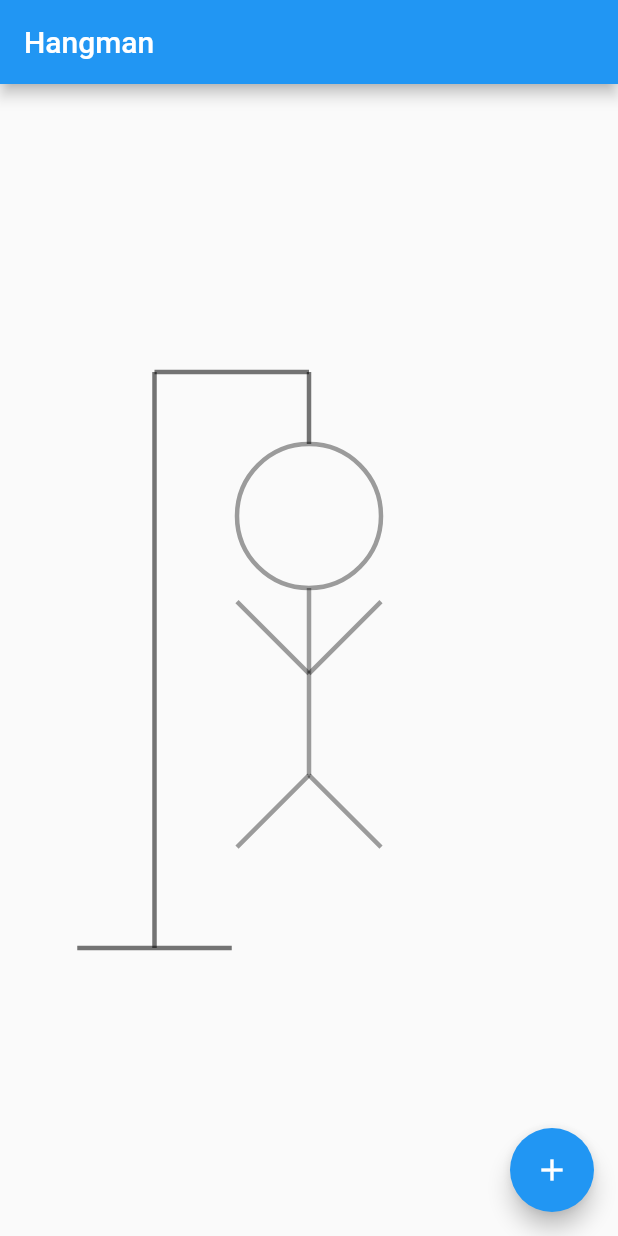
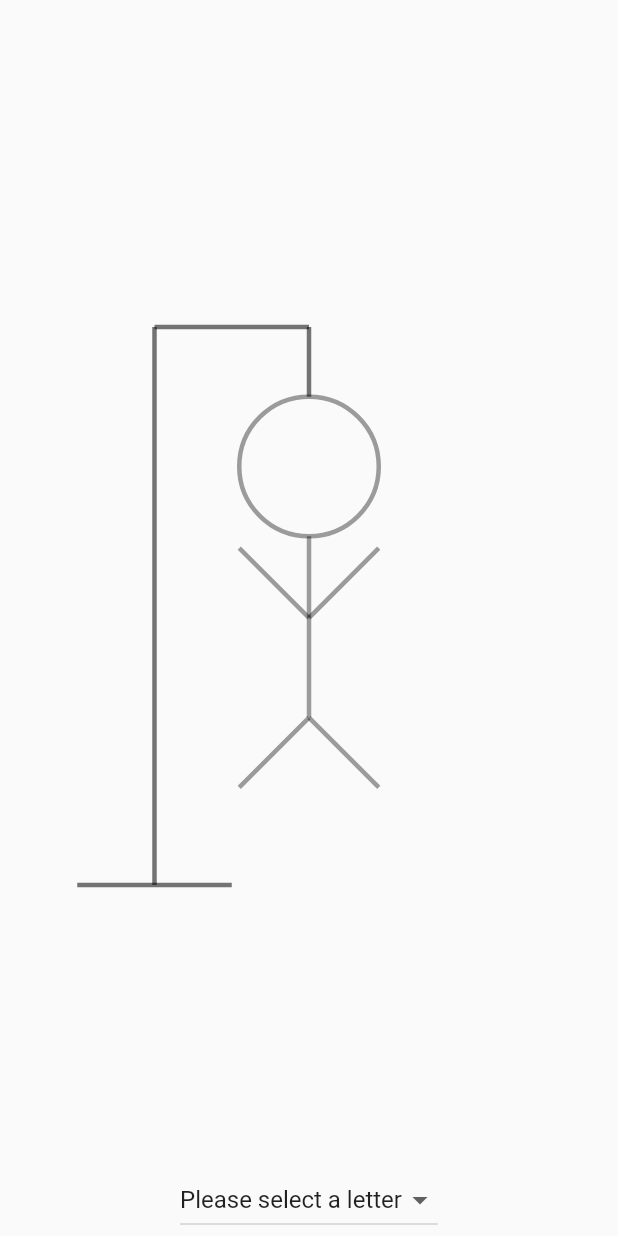
Before and after one commit to jerryq27/Hangman, a Flutter app: the screen it shows after launch, on a phone screen of 412 x 824 dp. Run offline on Flutter 3.47's test engine with Material 2 defaults, Android fonts, the phone set to English and light mode, and no system bars.

Commit message:
Added a drop down for letters and updating UI on letter selection.

```diff
--- a/lib/Game/game.dart
+++ b/lib/Game/game.dart
@@ -11,13 +11,68 @@ class Game extends StatefulWidget {
 }
 
 class GameState extends State<Game> {
+
+  List<String> _alphabet = [
+    'Please select a letter',
+    'A', 'B', 'C', 'D', 'E', 'F',
+    'G', 'H', 'I', 'J', 'K', 'L',
+    'M', 'N', 'O', 'P', 'Q', 'R',
+    'S', 'T', 'U', 'V', 'W', 'X',
+    'Y', 'Z',
+  ];
+  List<DropdownMenuItem<String>> _list;
+
+  String _initialValue = 'Please select a letter';
+  String done = '';
+
   @override
   Widget build(BuildContext context) {
+    _list = new List();
+    for(String letter in _alphabet) {
+      _list.add(new DropdownMenuItem(
+        value: letter,
+        child: Center(child:new Text(letter)),
+      ));
+    }
+
     // TODO: implement build
-    return CustomPaint(
-      painter: HangmanPainter(),
-      // Gets drawn after the Painter.
-      child: Center(),
+    return SafeArea(
+      child: Column(
+        children: <Widget>[
+          Padding(
+            padding: const EdgeInsets.all(8.0),
+            child: Center(
+              child: new Text(done),
+            ),
+          ),
+
+          Expanded(
+            child: CustomPaint(
+              painter: HangmanPainter(),
+              // Gets drawn after the Painter.
+              child: Center(),//Center(child: Text('canvas')),
+            ),
+          ),
+
+          Container(
+            child: DropdownButton<String>(
+              value: _initialValue,
+              onChanged: (String newValue) {
+                setState(() {
+                  done += '$newValue ';
+                  _list.removeWhere((menuItem) {
+                    if(menuItem.value == newValue) {
+                      print('deleting ${menuItem.value}');
+                      return true;
+                    }
+                  });
+                });
+              },
+              items: _list,
+            ),
+          ),
+        ],
+      ),
     );
   }
 }
--- a/lib/main.dart
+++ b/lib/main.dart
@@ -1,4 +1,5 @@
 import 'package:flutter/material.dart';
+import 'Game/hangman_painter.dart';
 
 import 'Game/game.dart';
 
@@ -28,40 +29,10 @@ class HomePage extends StatefulWidget {
 }
 
 class _HomePageState extends State<HomePage> {
-  int _counter = 0;
-
-  void _incrementCounter() {
-    setState(() {
-      _counter++;
-    });
-  }
-
   @override
   Widget build(BuildContext context) {
     return Scaffold(
-      appBar: AppBar(
-        title: Text(widget.title),
-      ),
       body: new Game(),
-//      body: Center(
-//        child: Column(
-//          mainAxisAlignment: MainAxisAlignment.center,
-//          children: <Widget>[
-//            Text(
-//              'You have pushed the button this many times:',
-//            ),
-//            Text(
-//              '$_counter',
-//              style: Theme.of(context).textTheme.display1,
-//            ),
-//          ],
-//        ),
-//      ),
-      floatingActionButton: FloatingActionButton(
-        onPressed: _incrementCounter,
-        tooltip: 'Increment',
-        child: Icon(Icons.add),
-      ),
     );
   }
 }
```
